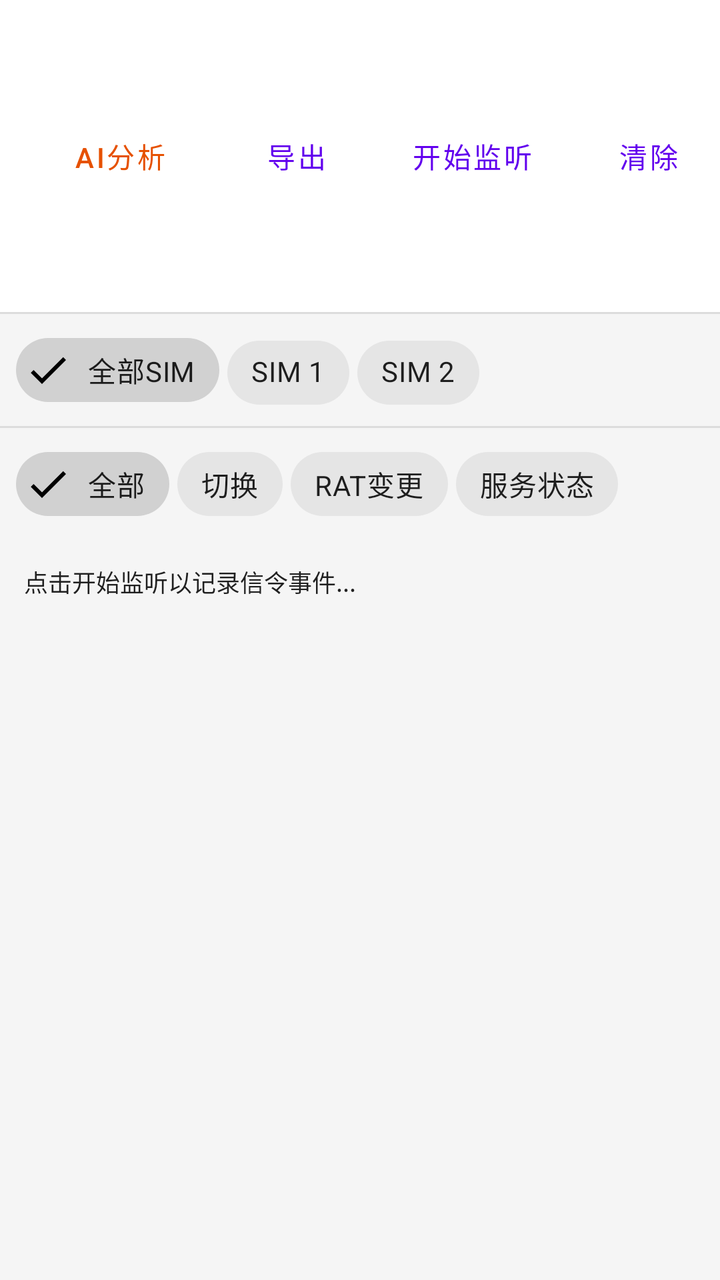
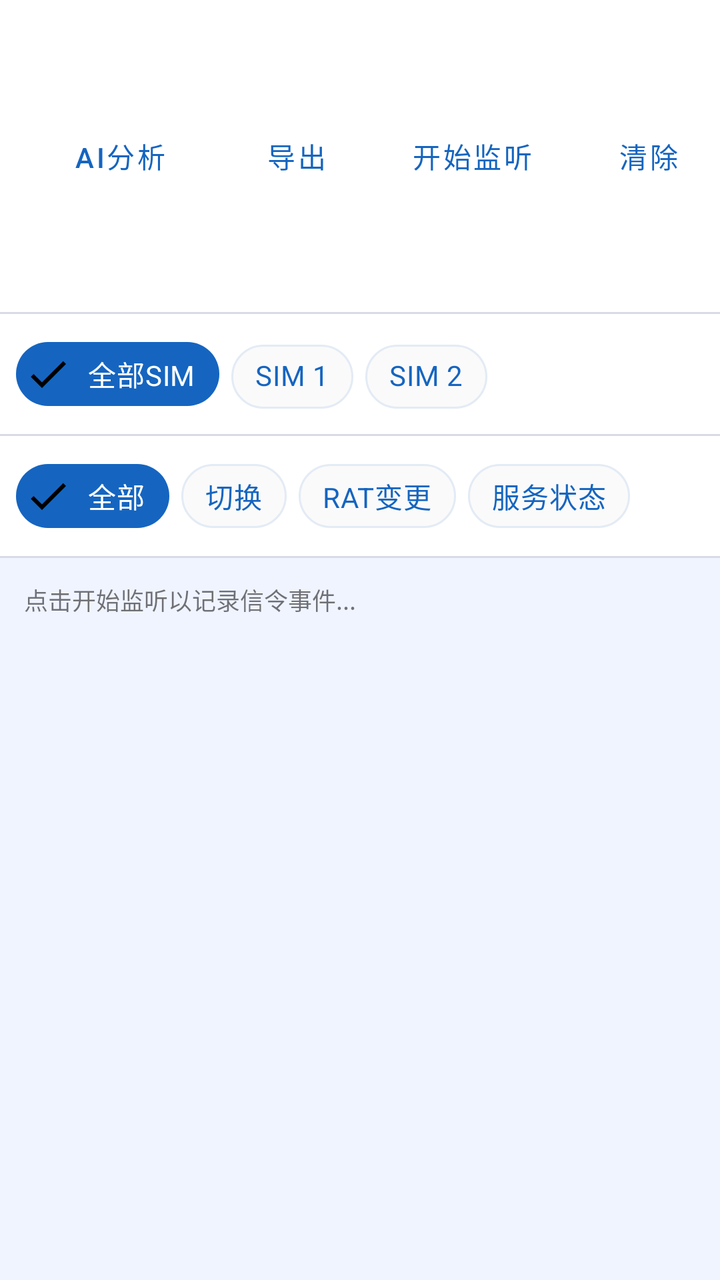

Screens rendered from an Android XML layout before and after an edit, with the pre-edit source and the edit as a unified diff.
<!-- AndroidManifest.xml: application theme Theme.CellSentinelApp -->
<!-- res/layout/fragment_signaling_log.xml -->
<?xml version="1.0" encoding="utf-8"?>
<LinearLayout xmlns:android="http://schemas.android.com/apk/res/android"
    xmlns:app="http://schemas.android.com/apk/res-auto"
    android:layout_width="match_parent"
    android:layout_height="match_parent"
    android:orientation="vertical"
    android:background="@color/background">

    
    <LinearLayout
        android:layout_width="match_parent"
        android:layout_height="wrap_content"
        android:orientation="horizontal"
        android:padding="8dp"
        android:gravity="center_vertical"
        android:background="?attr/colorSurface">

        <TextView
            android:layout_width="0dp"
            android:layout_height="wrap_content"
            android:layout_weight="1"
            android:text="信令事件日志"
            android:textSize="16sp"
            android:textStyle="bold"
            android:textColor="@color/text_primary"
            android:layout_marginStart="8dp" />

        <Button
            android:id="@+id/btn_sig_ai"
            style="@style/Widget.MaterialComponents.Button.TextButton"
            android:layout_width="wrap_content"
            android:layout_height="wrap_content"
            android:text="AI分析"
            android:textAllCaps="false"
            android:textColor="#E65100" />

        <Button
            android:id="@+id/btn_sig_export"
            style="@style/Widget.MaterialComponents.Button.TextButton"
            android:layout_width="wrap_content"
            android:layout_height="wrap_content"
            android:text="导出"
            android:textAllCaps="false" />

        <Button
            android:id="@+id/btn_sig_toggle"
            style="@style/Widget.MaterialComponents.Button.TextButton"
            android:layout_width="wrap_content"
            android:layout_height="wrap_content"
            android:text="开始监听"
            android:textAllCaps="false" />

        <Button
            android:id="@+id/btn_sig_clear"
            style="@style/Widget.MaterialComponents.Button.TextButton"
            android:layout_width="wrap_content"
            android:layout_height="wrap_content"
            android:text="清除"
            android:textAllCaps="false" />
    </LinearLayout>

    <View
        android:layout_width="match_parent"
        android:layout_height="1dp"
        android:background="#1A000000" />

    
    <HorizontalScrollView
        android:layout_width="match_parent"
        android:layout_height="wrap_content"
        android:scrollbars="none">
        <LinearLayout
            android:layout_width="wrap_content"
            android:layout_height="wrap_content"
            android:orientation="horizontal"
            android:paddingHorizontal="8dp"
            android:paddingVertical="4dp">
            <com.google.android.material.chip.Chip
                android:id="@+id/chip_sim_all"
                android:layout_width="wrap_content"
                android:layout_height="wrap_content"
                android:text="全部SIM"
                android:checkable="true"
                android:checked="true"
                style="@style/Widget.MaterialComponents.Chip.Filter"
                android:layout_marginEnd="4dp" />
            <com.google.android.material.chip.Chip
                android:id="@+id/chip_sim_1"
                android:layout_width="wrap_content"
                android:layout_height="wrap_content"
                android:text="SIM 1"
                android:checkable="true"
                style="@style/Widget.MaterialComponents.Chip.Filter"
                android:layout_marginEnd="4dp" />
            <com.google.android.material.chip.Chip
                android:id="@+id/chip_sim_2"
                android:layout_width="wrap_content"
                android:layout_height="wrap_content"
                android:text="SIM 2"
                android:checkable="true"
                style="@style/Widget.MaterialComponents.Chip.Filter" />
        </LinearLayout>
    </HorizontalScrollView>

    <View
        android:layout_width="match_parent"
        android:layout_height="1dp"
        android:background="#1A000000" />

    
    <HorizontalScrollView
        android:layout_width="match_parent"
        android:layout_height="wrap_content"
        android:scrollbars="none">
        <LinearLayout
            android:layout_width="wrap_content"
            android:layout_height="wrap_content"
            android:orientation="horizontal"
            android:paddingHorizontal="8dp"
            android:paddingVertical="4dp">
            <com.google.android.material.chip.Chip
                android:id="@+id/chip_filter_all"
                android:layout_width="wrap_content"
                android:layout_height="wrap_content"
                android:text="全部"
                android:checkable="true"
                android:checked="true"
                style="@style/Widget.MaterialComponents.Chip.Filter"
                android:layout_marginEnd="4dp" />
            <com.google.android.material.chip.Chip
                android:id="@+id/chip_filter_handover"
                android:layout_width="wrap_content"
                android:layout_height="wrap_content"
                android:text="切换"
                android:checkable="true"
                style="@style/Widget.MaterialComponents.Chip.Filter"
                android:layout_marginEnd="4dp" />
            <com.google.android.material.chip.Chip
                android:id="@+id/chip_filter_rat"
                android:layout_width="wrap_content"
                android:layout_height="wrap_content"
                android:text="RAT变更"
                android:checkable="true"
                style="@style/Widget.MaterialComponents.Chip.Filter"
                android:layout_marginEnd="4dp" />
            <com.google.android.material.chip.Chip
                android:id="@+id/chip_filter_service"
                android:layout_width="wrap_content"
                android:layout_height="wrap_content"
                android:text="服务状态"
                android:checkable="true"
                style="@style/Widget.MaterialComponents.Chip.Filter" />
        </LinearLayout>
    </HorizontalScrollView>

    
    <ScrollView
        android:id="@+id/sv_sig_log"
        android:layout_width="match_parent"
        android:layout_height="0dp"
        android:layout_weight="1"
        android:fillViewport="true">

        <TextView
            android:id="@+id/tv_sig_log"
            android:layout_width="match_parent"
            android:layout_height="wrap_content"
            android:padding="12dp"
            android:textSize="12sp"
            android:textColor="@color/text_primary"
            android:fontFamily="monospace"
            android:lineSpacingMultiplier="1.5"
            android:text="点击开始监听以记录信令事件..." />

    </ScrollView>

</LinearLayout>
<!-- resources referenced by this layout -->
<resources>
  <color name="background">#FFF5F5F5</color>
  <color name="text_primary">#DE000000</color>
  <style name="Theme.CellSentinelApp" parent="Theme.MaterialComponents.DayNight.DarkActionBar">
          
          <item name="colorPrimary">@color/purple_500</item>
          <item name="colorPrimaryVariant">@color/purple_700</item>
          <item name="colorOnPrimary">@color/white</item>
          
          <item name="colorSecondary">@color/teal_200</item>
          <item name="colorSecondaryVariant">@color/teal_700</item>
          <item name="colorOnSecondary">@color/black</item>
          
          <item name="android:statusBarColor">?attr/colorPrimaryVariant</item>
          
      </style>
  <color name="purple_500">#FF6200EE</color>
  <color name="purple_700">#FF3700B3</color>
  <color name="white">#FFFFFFFF</color>
  <color name="teal_200">#FF03DAC5</color>
  <color name="teal_700">#FF018786</color>
  <color name="black">#FF000000</color>
</resources>

<!-- the commit's change to res/layout/fragment_signaling_log.xml (unified diff, before → after) -->
@@ -13,7 +13,7 @@
         android:orientation="horizontal"
         android:padding="8dp"
         android:gravity="center_vertical"
-        android:background="?attr/colorSurface">
+        android:background="@color/colorSurface">
 
         <TextView
             android:layout_width="0dp"
@@ -22,7 +22,7 @@
             android:text="信令事件日志"
             android:textSize="16sp"
             android:textStyle="bold"
-            android:textColor="@color/text_primary"
+            android:textColor="@color/colorPrimary"
             android:layout_marginStart="8dp" />
 
         <Button
@@ -31,8 +31,7 @@
             android:layout_width="wrap_content"
             android:layout_height="wrap_content"
             android:text="AI分析"
-            android:textAllCaps="false"
-            android:textColor="#E65100" />
+            android:textAllCaps="false" />
 
         <Button
             android:id="@+id/btn_sig_export"
@@ -62,19 +61,20 @@
     <View
         android:layout_width="match_parent"
         android:layout_height="1dp"
-        android:background="#1A000000" />
+        android:background="@color/colorDivider" />
 
     
     <HorizontalScrollView
         android:layout_width="match_parent"
         android:layout_height="wrap_content"
+        android:background="@color/colorSurface"
         android:scrollbars="none">
         <LinearLayout
             android:layout_width="wrap_content"
             android:layout_height="wrap_content"
             android:orientation="horizontal"
             android:paddingHorizontal="8dp"
-            android:paddingVertical="4dp">
+            android:paddingVertical="6dp">
             <com.google.android.material.chip.Chip
                 android:id="@+id/chip_sim_all"
                 android:layout_width="wrap_content"
@@ -82,42 +82,43 @@
                 android:text="全部SIM"
                 android:checkable="true"
                 android:checked="true"
-                style="@style/Widget.MaterialComponents.Chip.Filter"
-                android:layout_marginEnd="4dp" />
+                style="@style/AppChip"
+                android:layout_marginEnd="6dp" />
             <com.google.android.material.chip.Chip
                 android:id="@+id/chip_sim_1"
                 android:layout_width="wrap_content"
                 android:layout_height="wrap_content"
                 android:text="SIM 1"
                 android:checkable="true"
-                style="@style/Widget.MaterialComponents.Chip.Filter"
-                android:layout_marginEnd="4dp" />
+                style="@style/AppChip"
+                android:layout_marginEnd="6dp" />
             <com.google.android.material.chip.Chip
                 android:id="@+id/chip_sim_2"
                 android:layout_width="wrap_content"
                 android:layout_height="wrap_content"
                 android:text="SIM 2"
                 android:checkable="true"
-                style="@style/Widget.MaterialComponents.Chip.Filter" />
+                style="@style/AppChip" />
         </LinearLayout>
     </HorizontalScrollView>
 
     <View
         android:layout_width="match_parent"
         android:layout_height="1dp"
-        android:background="#1A000000" />
+        android:background="@color/colorDivider" />
 
     
     <HorizontalScrollView
         android:layout_width="match_parent"
         android:layout_height="wrap_content"
+        android:background="@color/colorSurface"
         android:scrollbars="none">
         <LinearLayout
             android:layout_width="wrap_content"
             android:layout_height="wrap_content"
             android:orientation="horizontal"
             android:paddingHorizontal="8dp"
-            android:paddingVertical="4dp">
+            android:paddingVertical="6dp">
             <com.google.android.material.chip.Chip
                 android:id="@+id/chip_filter_all"
                 android:layout_width="wrap_content"
@@ -125,33 +126,38 @@
                 android:text="全部"
                 android:checkable="true"
                 android:checked="true"
-                style="@style/Widget.MaterialComponents.Chip.Filter"
-                android:layout_marginEnd="4dp" />
+                style="@style/AppChip"
+                android:layout_marginEnd="6dp" />
             <com.google.android.material.chip.Chip
                 android:id="@+id/chip_filter_handover"
                 android:layout_width="wrap_content"
                 android:layout_height="wrap_content"
                 android:text="切换"
                 android:checkable="true"
-                style="@style/Widget.MaterialComponents.Chip.Filter"
-                android:layout_marginEnd="4dp" />
+                style="@style/AppChip"
+                android:layout_marginEnd="6dp" />
             <com.google.android.material.chip.Chip
                 android:id="@+id/chip_filter_rat"
                 android:layout_width="wrap_content"
                 android:layout_height="wrap_content"
                 android:text="RAT变更"
                 android:checkable="true"
-                style="@style/Widget.MaterialComponents.Chip.Filter"
-                android:layout_marginEnd="4dp" />
+                style="@style/AppChip"
+                android:layout_marginEnd="6dp" />
             <com.google.android.material.chip.Chip
                 android:id="@+id/chip_filter_service"
                 android:layout_width="wrap_content"
                 android:layout_height="wrap_content"
                 android:text="服务状态"
                 android:checkable="true"
-                style="@style/Widget.MaterialComponents.Chip.Filter" />
+                style="@style/AppChip" />
         </LinearLayout>
     </HorizontalScrollView>
+
+    <View
+        android:layout_width="match_parent"
+        android:layout_height="1dp"
+        android:background="@color/colorDivider" />
 
     
     <ScrollView
@@ -159,6 +165,7 @@
         android:layout_width="match_parent"
         android:layout_height="0dp"
         android:layout_weight="1"
+        android:background="@color/background"
         android:fillViewport="true">
 
         <TextView
@@ -167,7 +174,6 @@
             android:layout_height="wrap_content"
             android:padding="12dp"
             android:textSize="12sp"
-            android:textColor="@color/text_primary"
             android:fontFamily="monospace"
             android:lineSpacingMultiplier="1.5"
             android:text="点击开始监听以记录信令事件..." />
<!-- resource entries referenced after the edit -->
@@ -1,25 +1,60 @@
 <!-- resources referenced by this layout -->
 <resources>
-  <color name="background">#FFF5F5F5</color>
-  <color name="text_primary">#DE000000</color>
-  <style name="Theme.CellSentinelApp" parent="Theme.MaterialComponents.DayNight.DarkActionBar">
+  <color name="background">#F0F4FF</color>
+  <color name="colorDivider">#1A000000</color>
+  <color name="colorPrimary">#1565C0</color>
+  <color name="colorSurface">#FFFFFF</color>
+  <style name="AppChip" parent="Widget.MaterialComponents.Chip.Filter">
+          <item name="chipBackgroundColor">@color/chip_bg_color</item>
+          <item name="android:textColor">@color/chip_text_color</item>
+          <item name="chipStrokeColor">@color/colorPrimaryTintBg</item>
+          <item name="chipStrokeWidth">1dp</item>
+      </style>
+  <style name="Theme.CellSentinelApp" parent="Theme.MaterialComponents.Light.DarkActionBar">
           
-          <item name="colorPrimary">@color/purple_500</item>
-          <item name="colorPrimaryVariant">@color/purple_700</item>
+          <item name="colorPrimary">@color/colorPrimary</item>
+          <item name="colorPrimaryVariant">@color/colorPrimaryDark</item>
           <item name="colorOnPrimary">@color/white</item>
           
-          <item name="colorSecondary">@color/teal_200</item>
-          <item name="colorSecondaryVariant">@color/teal_700</item>
-          <item name="colorOnSecondary">@color/black</item>
+          <item name="colorSecondary">@color/colorAccent</item>
+          <item name="colorSecondaryVariant">@color/colorAccentDark</item>
+          <item name="colorOnSecondary">@color/white</item>
           
-          <item name="android:statusBarColor">?attr/colorPrimaryVariant</item>
+          <item name="colorSurface">@color/colorSurface</item>
+          <item name="colorOnSurface">@color/textColorPrimary</item>
           
+          <item name="android:windowBackground">@color/background</item>
+          <item name="android:colorBackground">@color/background</item>
+          
+          <item name="android:statusBarColor">@color/colorPrimaryDark</item>
+          
+          <item name="android:textColorPrimary">@color/textColorPrimary</item>
+          <item name="android:textColorSecondary">@color/textColorSecondary</item>
+          <item name="android:textColorHint">@color/textColorHint</item>
+          
+          <item name="materialCardViewStyle">@style/AppCardView</item>
+          <item name="editTextStyle">@style/AppEditText</item>
+          <item name="chipStyle">@style/AppChip</item>
       </style>
-  <color name="purple_500">#FF6200EE</color>
-  <color name="purple_700">#FF3700B3</color>
+  <color name="colorPrimaryTintBg">#1A1565C0</color>
+  <color name="colorPrimaryDark">#0D47A1</color>
   <color name="white">#FFFFFFFF</color>
-  <color name="teal_200">#FF03DAC5</color>
-  <color name="teal_700">#FF018786</color>
-  <color name="black">#FF000000</color>
+  <color name="colorAccent">#00ACC1</color>
+  <color name="colorAccentDark">#007C91</color>
+  <color name="textColorPrimary">#DE000000</color>
+  <color name="textColorSecondary">#99000000</color>
+  <color name="textColorHint">#FF757575</color>
+  <style name="AppCardView" parent="Widget.MaterialComponents.CardView">
+          <item name="cardCornerRadius">8dp</item>
+          <item name="cardElevation">2dp</item>
+          <item name="cardBackgroundColor">@color/colorSurfaceFaint</item>
+          <item name="strokeColor">@color/colorPrimaryTintBg</item>
+          <item name="strokeWidth">1dp</item>
+      </style>
+  <style name="AppEditText" parent="Widget.AppCompat.EditText">
+          <item name="android:textColor">@color/textColorPrimary</item>
+          <item name="android:textColorHint">@color/textColorHint</item>
+      </style>
+  <color name="colorSurfaceFaint">#FAFAFA</color>
 </resources>
 
